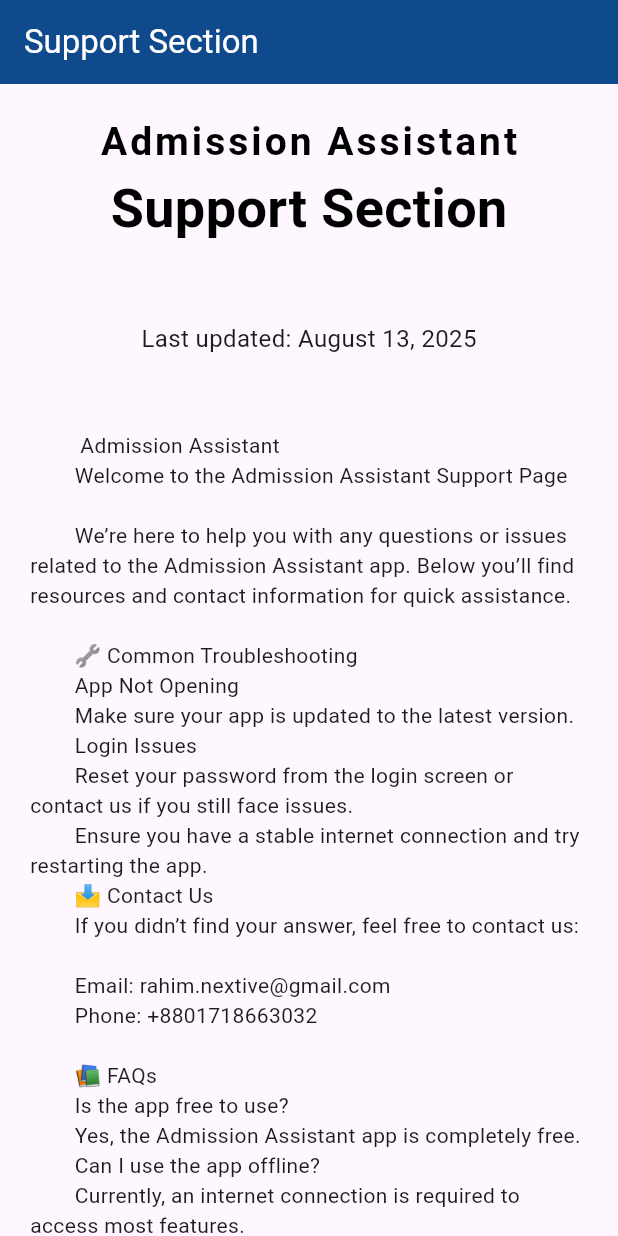
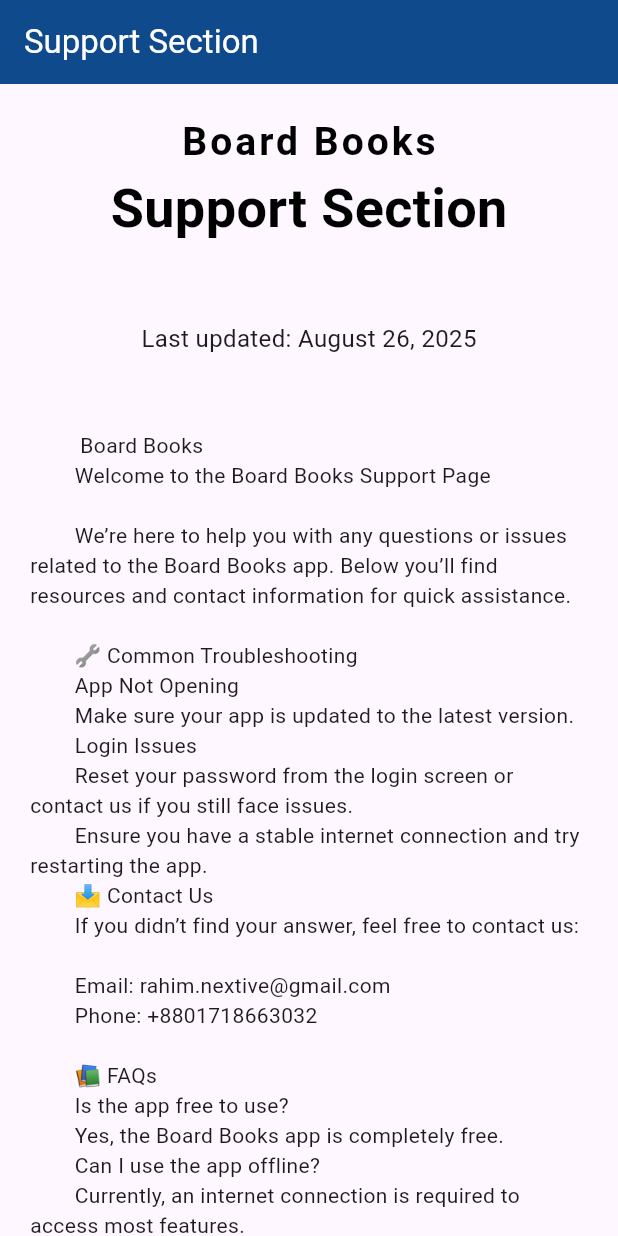
Before and after one commit to nextive-rahim/support-url-web-app, a Flutter app: the screen it shows after launch, on a phone screen of 412 x 824 dp. Run offline on Flutter 3.47's test engine with Material 3 defaults, Android fonts, the phone set to English and light mode, and no system bars.

Commit message:
flutter build web

```diff
--- a/lib/main.dart
+++ b/lib/main.dart
@@ -12,7 +12,7 @@
   Widget build(BuildContext context) {
     return MaterialApp(
       debugShowCheckedModeBanner: false,
-      title: "Admission Assistant",
+      title: "Board Books",
       theme: ThemeData(
         // This is the theme of your application.
         //
@@ -96,7 +96,7 @@
               mainAxisAlignment: MainAxisAlignment.center,
               children: <Widget>[
                 Text(
-                  'Admission Assistant',
+                  'Board Books',
                   style: TextStyle(
                     fontSize: 26,
                     fontWeight: FontWeight.w600,
@@ -115,7 +115,7 @@
                 ),
                 SizedBox(height: 50),
                 Text(
-                  'Last updated: August 13, 2025',
+                  'Last updated: August 26, 2025',
                   style: TextStyle(
                     fontSize: 16,
                     // fontWeight: FontWeight.w600,
@@ -124,10 +124,10 @@
                   ),
                 ),
                 SizedBox(height: 50),
-                Text('''         Admission Assistant
-        Welcome to the Admission Assistant Support Page
+                Text('''         Board Books
+        Welcome to the Board Books Support Page
 
-        We’re here to help you with any questions or issues related to the Admission Assistant app. Below you’ll find resources and contact information for quick assistance.
+        We’re here to help you with any questions or issues related to the Board Books app. Below you’ll find resources and contact information for quick assistance.
 
         🔧 Common Troubleshooting
         App Not Opening
@@ -143,7 +143,7 @@
 
         📚 FAQs
         Is the app free to use?
-        Yes, the Admission Assistant app is completely free.
+        Yes, the Board Books app is completely free.
         Can I use the app offline?
         Currently, an internet connection is required to access most features.
         Where can I give feedback?
```
Also changed, not shown: 5 other files.
